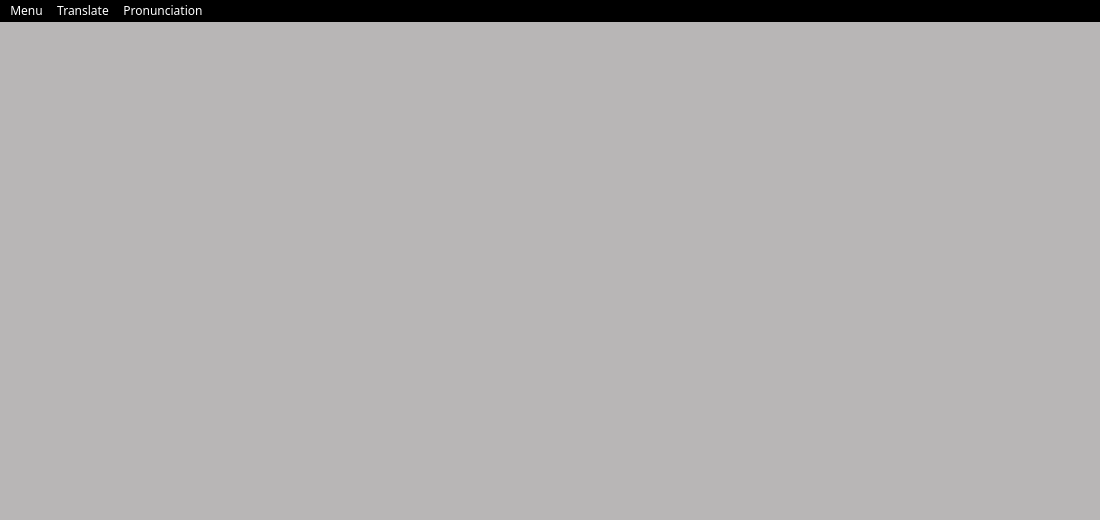
Before: the Qt Designer form TranslateMate.ui in spone12/Translated-mate, drawn with Qt 5.
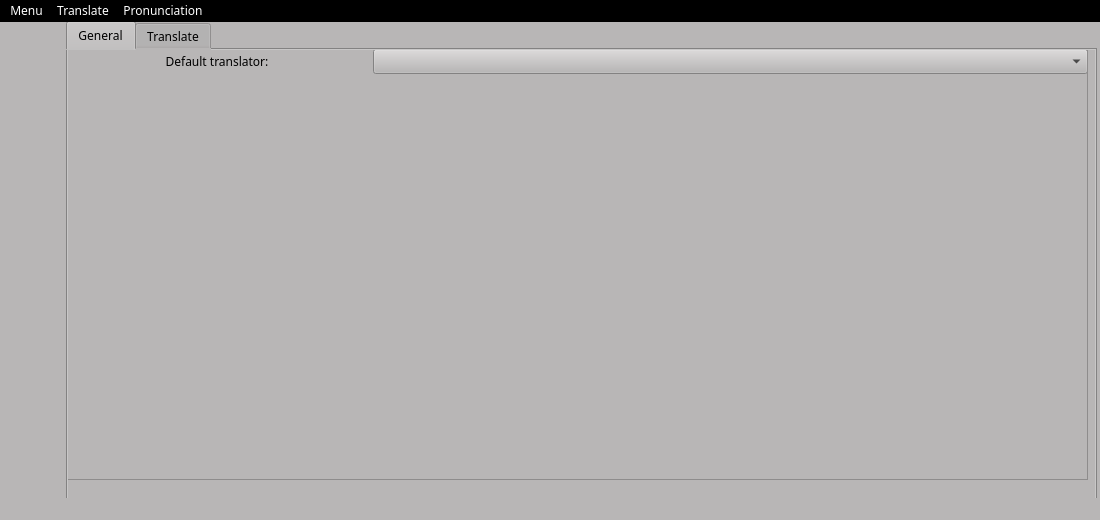
After: the same form once the commit is applied. The open tabs and pages were chosen to show the change. Icons and pictures are not drawn. Custom widgets are drawn as their Qt base class.

Commit message: The appearance of the settings window has been created

```diff
--- a/TranslateMate.ui
+++ b/TranslateMate.ui
@@ -1150,7 +1150,108 @@
       </property>
      </widget>
     </widget>
-    <widget class="QWidget" name="Settings"/>
+    <widget class="QWidget" name="Settings">
+     <widget class="QTabWidget" name="settingsTabWidget">
+      <property name="geometry">
+       <rect>
+        <x>16</x>
+        <y>-1</y>
+        <width>1031</width>
+        <height>481</height>
+       </rect>
+      </property>
+      <property name="font">
+       <font>
+        <family>Sans Condensed</family>
+        <weight>50</weight>
+        <italic>false</italic>
+        <bold>false</bold>
+       </font>
+      </property>
+      <property name="currentIndex">
+       <number>0</number>
+      </property>
+      <widget class="QWidget" name="generalTab">
+       <attribute name="title">
+        <string>General</string>
+       </attribute>
+       <widget class="QScrollArea" name="generalScrollArea">
+        <property name="geometry">
+         <rect>
+          <x>-1</x>
+          <y>-1</y>
+          <width>1021</width>
+          <height>431</height>
+         </rect>
+        </property>
+        <property name="widgetResizable">
+         <bool>true</bool>
+        </property>
+        <widget class="QWidget" name="scrollAreaWidgetContents">
+         <property name="geometry">
+          <rect>
+           <x>0</x>
+           <y>0</y>
+           <width>1019</width>
+           <height>429</height>
+          </rect>
+         </property>
+         <widget class="QWidget" name="formLayoutWidget">
+          <property name="geometry">
+           <rect>
+            <x>-1</x>
+            <y>-1</y>
+            <width>1021</width>
+            <height>441</height>
+           </rect>
+          </property>
+          <layout class="QFormLayout" name="formLayout">
+           <item row="0" column="0">
+            <widget class="QLabel" name="defaultTranslatorLabel">
+             <property name="minimumSize">
+              <size>
+               <width>300</width>
+               <height>0</height>
+              </size>
+             </property>
+             <property name="frameShape">
+              <enum>QFrame::NoFrame</enum>
+             </property>
+             <property name="frameShadow">
+              <enum>QFrame::Plain</enum>
+             </property>
+             <property name="text">
+              <string>Default translator:</string>
+             </property>
+             <property name="textFormat">
+              <enum>Qt::AutoText</enum>
+             </property>
+             <property name="scaledContents">
+              <bool>true</bool>
+             </property>
+             <property name="alignment">
+              <set>Qt::AlignCenter</set>
+             </property>
+             <property name="wordWrap">
+              <bool>false</bool>
+             </property>
+            </widget>
+           </item>
+           <item row="0" column="1">
+            <widget class="QComboBox" name="defaultTranslatorComboBox"/>
+           </item>
+          </layout>
+         </widget>
+        </widget>
+       </widget>
+      </widget>
+      <widget class="QWidget" name="translateTab">
+       <attribute name="title">
+        <string>Translate</string>
+       </attribute>
+      </widget>
+     </widget>
+    </widget>
    </widget>
    <widget class="ClickableLabel" name="TranslationViewWindow">
     <property name="geometry">
```
The commit also changes 4 other files.
